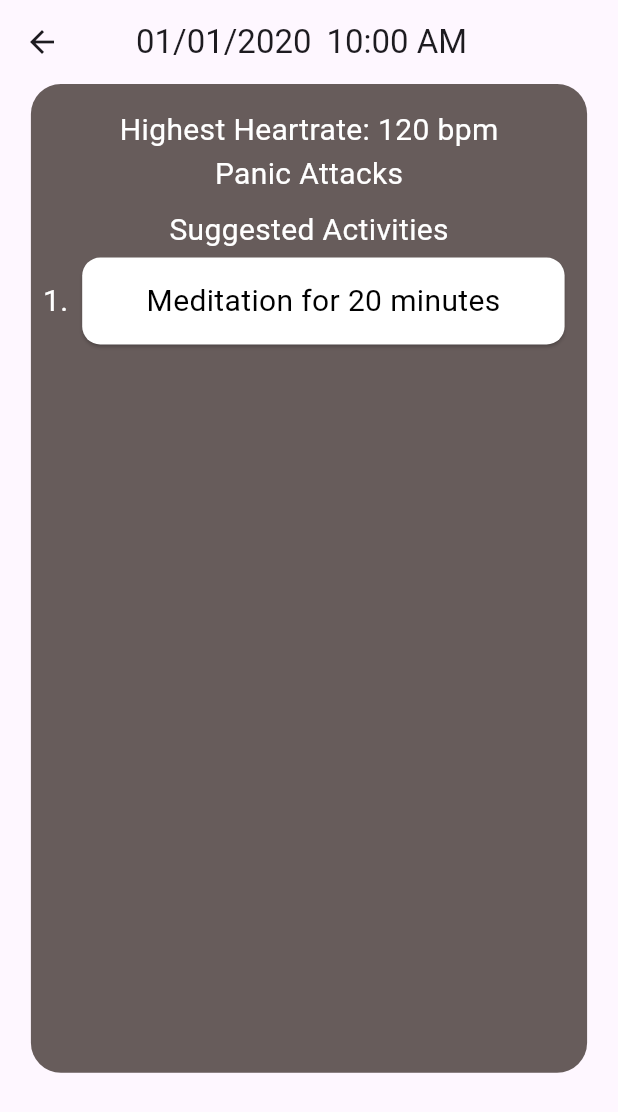
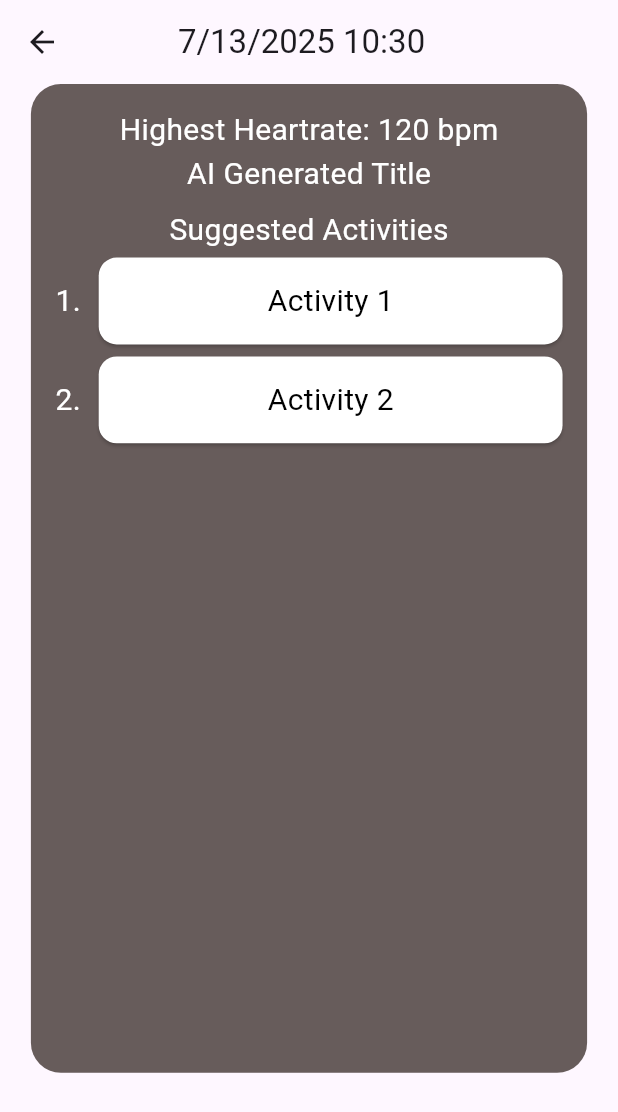
Before and after one commit to Gavn1du/PTSD-Relief-Wearable, a Flutter app: the screen it shows after launch, item 2 of the bottom bar chosen, after a tap on the "keyboard control" icon, on a phone screen of 412 x 824 dp. Shown: the top 1112 px of the screen. Run offline on Flutter 3.47's test engine with Material 3 defaults, Android fonts, the phone set to English and light mode, and no system bars; our stand-ins replace fl_chart, google_fonts, shared_preferences; missing offline and left inert: chatview, gpt_markdown, markdown_widget.

Commit message:
removed hardcoded details

```diff
--- a/ptsd_relief_app/lib/screens/detailscreen.dart
+++ b/ptsd_relief_app/lib/screens/detailscreen.dart
@@ -2,13 +2,29 @@ import 'package:flutter/material.dart';
 import 'package:ptsd_relief_app/size_config.dart';
 
 class DetailScreen extends StatefulWidget {
-  const DetailScreen({super.key});
+  const DetailScreen({
+    super.key,
+    required this.timestamp,
+    required this.highestHeartrate,
+    required this.aiTitle,
+    required this.activities,
+  });
+
+  final DateTime timestamp;
+  final int highestHeartrate;
+  final String aiTitle;
+  final List<String> activities;
 
   @override
   State<DetailScreen> createState() => _DetailScreenState();
 }
 
 class _DetailScreenState extends State<DetailScreen> {
+  String formatDateTime(DateTime dateTime) {
+    // Format the date and time as needed
+    return '${dateTime.month}/${dateTime.day}/${dateTime.year} ${dateTime.hour}:${dateTime.minute.toString().padLeft(2, '0')}';
+  }
+
   @override
   Widget build(BuildContext context) {
     return Scaffold(
@@ -16,9 +32,9 @@ class _DetailScreenState extends State<DetailScreen> {
         title: Row(
           mainAxisAlignment: MainAxisAlignment.center,
           children: [
-            Text("01/01/2020"),
-            SizedBox(width: 10),
-            Text("10:00 AM"),
+            Text(formatDateTime(widget.timestamp)),
+            // SizedBox(width: 10),
+            // Text("10:00 AM"),
             SizedBox(width: SizeConfig.horizontal! * 16),
           ],
         ),
@@ -38,11 +54,11 @@ class _DetailScreenState extends State<DetailScreen> {
                 children: [
                   SizedBox(height: SizeConfig.vertical! * 2),
                   Text(
-                    "Highest Heartrate: 120 bpm",
+                    "Highest Heartrate: ${widget.highestHeartrate} bpm",
                     style: TextStyle(fontSize: 20, color: Colors.white),
                   ),
                   Text(
-                    "Panic Attacks", // This will eventually be a title suggest by the AI
+                    widget.aiTitle,
                     style: TextStyle(fontSize: 20, color: Colors.white),
                   ),
                   SizedBox(height: SizeConfig.vertical! * 1),
@@ -51,22 +67,32 @@ class _DetailScreenState extends State<DetailScreen> {
                     style: TextStyle(fontSize: 20, color: Colors.white),
                   ),
                   Expanded(
-                    child: ListView(
-                      children: [
-                        Row(
+                    child: ListView.builder(
+                      itemCount: widget.activities.length,
+                      itemBuilder: (context, index) {
+                        return Row(
                           children: [
-                            Padding(
-                              padding: const EdgeInsets.fromLTRB(8.0, 0, 0, 0),
-                              child: Text(
-                                "1. ",
-                                style: TextStyle(
-                                  fontSize: 20,
-                                  color: Colors.white,
+                            SizedBox(
+                              width: SizeConfig.horizontal! * 10,
+                              child: Padding(
+                                padding: const EdgeInsets.fromLTRB(
+                                  8.5,
+                                  0,
+                                  0,
+                                  0,
+                                ),
+                                child: Text(
+                                  "${index + 1}. ",
+                                  textAlign: TextAlign.center,
+                                  style: TextStyle(
+                                    fontSize: 20,
+                                    color: Colors.white,
+                                  ),
                                 ),
                               ),
                             ),
                             SizedBox(
-                              width: SizeConfig.horizontal! * 80,
+                              width: SizeConfig.horizontal! * 77,
                               height: SizeConfig.vertical! * 8,
                               child: Card(
                                 color: Colors.white,
@@ -74,7 +100,7 @@ class _DetailScreenState extends State<DetailScreen> {
                                   padding: const EdgeInsets.all(8.0),
                                   child: Center(
                                     child: Text(
-                                      "Meditation for 20 minutes",
+                                      widget.activities[index],
                                       textAlign: TextAlign.start,
                                       style: TextStyle(
                                         fontSize: 20,
@@ -86,8 +112,8 @@ class _DetailScreenState extends State<DetailScreen> {
                               ),
                             ),
                           ],
-                        ),
-                      ],
+                        );
+                      },
                     ),
                   ),
                 ],
--- a/ptsd_relief_app/lib/screens/historyscreen.dart
+++ b/ptsd_relief_app/lib/screens/historyscreen.dart
@@ -2,6 +2,7 @@ import 'package:flutter/material.dart';
 import 'package:flutter/services.dart';
 import 'package:ptsd_relief_app/components/navbar.dart';
 import 'package:ptsd_relief_app/screens/detailscreen.dart';
+import 'package:ptsd_relief_app/services/data.dart';
 
 class Historyscreen extends StatefulWidget {
   const Historyscreen({super.key});
@@ -11,8 +12,62 @@ class Historyscreen extends StatefulWidget {
 }
 
 class _HistoryscreenState extends State<Historyscreen> {
+  List<List<dynamic>> historyData = [];
+
+  @override
+  void initState() {
+    super.initState();
+    // Attempt to load the history data from the database
+    // data format example: [] <-- datetime, highest heartrate, AI generated title, activities
+    Data.getStringListData('history')
+        .then((value) {
+          if (value == null) {
+            // If no history data is found, you might want to show a message or handle it accordingly
+            print('No history data found.');
+
+            // for now, just add a test entry
+            historyData.add([
+              DateTime.now(),
+              120, // Example highest heart rate
+              'AI Generated Title', // Example AI title
+              ['Activity 1', 'Activity 2'], // Example activities
+            ]);
+
+            setState(() {
+              // Trigger a rebuild to show the test entry
+            });
+          } else {
+            // Process the history data as needed
+            print('History data loaded: $value');
+            // parse through each entry
+            for (String entry in value) {
+              var parts = entry.split(',');
+
+              DateTime dateTime = DateTime.parse(parts[0]);
+              int highestHeartRate = int.parse(parts[1]);
+              String aiTitle = parts[2];
+              List<String> activities = parts.sublist(3);
+              // Add the parsed data to the historyData list
+              historyData.add([
+                dateTime,
+                highestHeartRate,
+                aiTitle,
+                activities,
+              ]);
+            }
+
+            setState(() {});
+          }
+        })
+        .catchError((error) {
+          // Handle any errors that occur while fetching the data
+          print('Error loading history data: $error');
+        });
+  }
+
   @override
   Widget build(BuildContext context) {
+    print('Building Historyscreen with ${historyData.length} entries');
     return Scaffold(
       // appBar: AppBar(
       //   title: const Text('Home Screen'),
@@ -20,10 +75,15 @@ class _HistoryscreenState extends State<Historyscreen> {
       body: SafeArea(
         child: Center(
           child: ListView.builder(
-            shrinkWrap: true,
-            itemCount: 10,
+            // shrinkWrap: true,
+            itemCount: historyData.length,
             itemBuilder: (context, index) {
-              return HistoryCard();
+              return HistoryCard(
+                timestamp: historyData[index][0],
+                highestHeartRate: historyData[index][1],
+                aiTitle: historyData[index][2],
+                activities: List<String>.from(historyData[index][3]),
+              );
             },
           ),
         ),
@@ -34,13 +94,29 @@ class _HistoryscreenState extends State<Historyscreen> {
 }
 
 class HistoryCard extends StatefulWidget {
-  const HistoryCard({super.key});
+  const HistoryCard({
+    super.key,
+    required this.timestamp,
+    required this.highestHeartRate,
+    required this.aiTitle,
+    required this.activities,
+  });
+
+  final DateTime timestamp;
+  final int highestHeartRate;
+  final String aiTitle;
+  final List<String> activities;
 
   @override
   State<HistoryCard> createState() => _HistoryCardState();
 }
 
 class _HistoryCardState extends State<HistoryCard> {
+  String formatDateTime(DateTime dateTime) {
+    // Format the date and time as needed
+    return '${dateTime.month}/${dateTime.day}/${dateTime.year} ${dateTime.hour}:${dateTime.minute.toString().padLeft(2, '0')}';
+  }
+
   @override
   Widget build(BuildContext context) {
     return Card(
@@ -50,7 +126,10 @@ class _HistoryCardState extends State<HistoryCard> {
         child: Row(
           mainAxisAlignment: MainAxisAlignment.spaceEvenly,
           children: [
-            Text('01/01/2025 3:27 PM', style: TextStyle(fontSize: 20)),
+            Text(
+              formatDateTime(DateTime.now()),
+              style: TextStyle(fontSize: 20),
+            ),
             IconButton(
               icon: Icon(Icons.more_horiz),
               onPressed: () {
@@ -58,7 +137,15 @@ class _HistoryCardState extends State<HistoryCard> {
                 // Head over to the detail screen
                 Navigator.push(
                   context,
-                  MaterialPageRoute(builder: (context) => const DetailScreen()),
+                  MaterialPageRoute(
+                    builder:
+                        (context) => DetailScreen(
+                          timestamp: widget.timestamp,
+                          highestHeartrate: widget.highestHeartRate,
+                          aiTitle: widget.aiTitle,
+                          activities: widget.activities,
+                        ),
+                  ),
                 );
               },
             ),
--- a/ptsd_relief_app/lib/screens/homescreen.dart
+++ b/ptsd_relief_app/lib/screens/homescreen.dart
@@ -78,13 +78,13 @@ class _HomescreenState extends State<Homescreen> {
     const style = TextStyle(fontWeight: FontWeight.bold, fontSize: 15);
     String text;
     switch (value.toInt()) {
-      case 1:
+      case 60:
         text = '60';
         break;
-      case 3:
+      case 90:
         text = '90';
         break;
-      case 5:
+      case 120:
         text = '120';
         break;
       default:
@@ -146,8 +146,8 @@ class _HomescreenState extends State<Homescreen> {
       ),
       minX: 0,
       maxX: 60,
-      minY: 0,
-      maxY: 6,
+      minY: 30,
+      maxY: 150,
       lineBarsData: [
         LineChartBarData(
           spots: timeSpots,
--- a/ptsd_relief_app/lib/screens/recscreen.dart
+++ b/ptsd_relief_app/lib/screens/recscreen.dart
@@ -1,6 +1,15 @@
 import 'package:flutter/material.dart';
 import 'package:ptsd_relief_app/components/navbar.dart';
 import 'package:ptsd_relief_app/size_config.dart';
+
+/*
+
+RECOMMENDATION ALGORITHM LOGIC
+- Saved Chats are conversation that the user chooses to save
+- Common Tips are tips the AI recommends based on the user's history (also feed to LLM to get)
+
+
+*/
 
 class Recscreen extends StatefulWidget {
   const Recscreen({super.key});
```
Also changed, not shown: ptsd_relief_app/lib/screens/helpscreen.dart (+12 -7 lines), ptsd_relief_app/lib/services/data.dart (added, +63 -0 lines).
